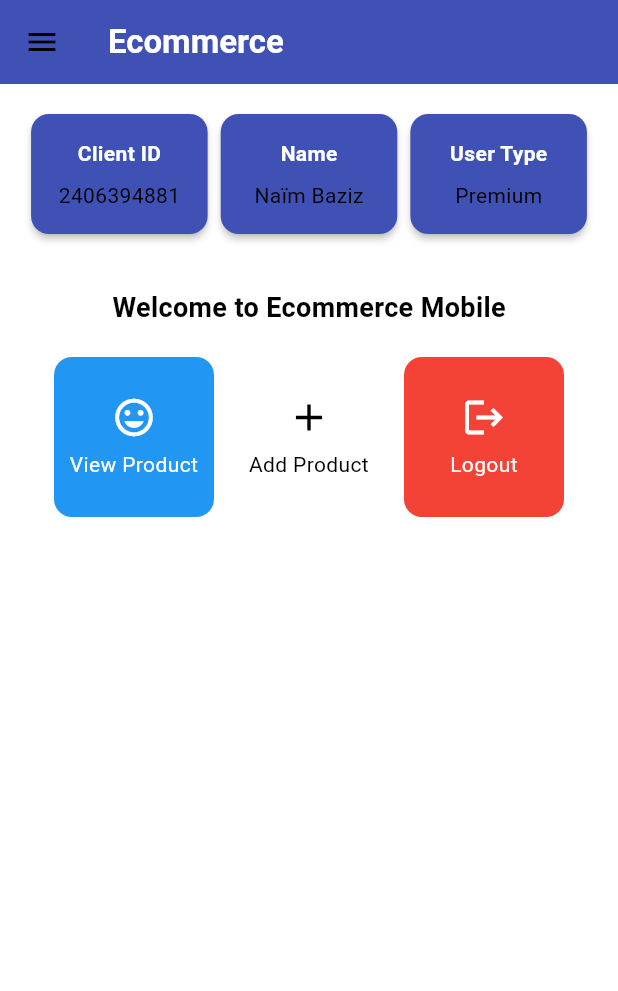
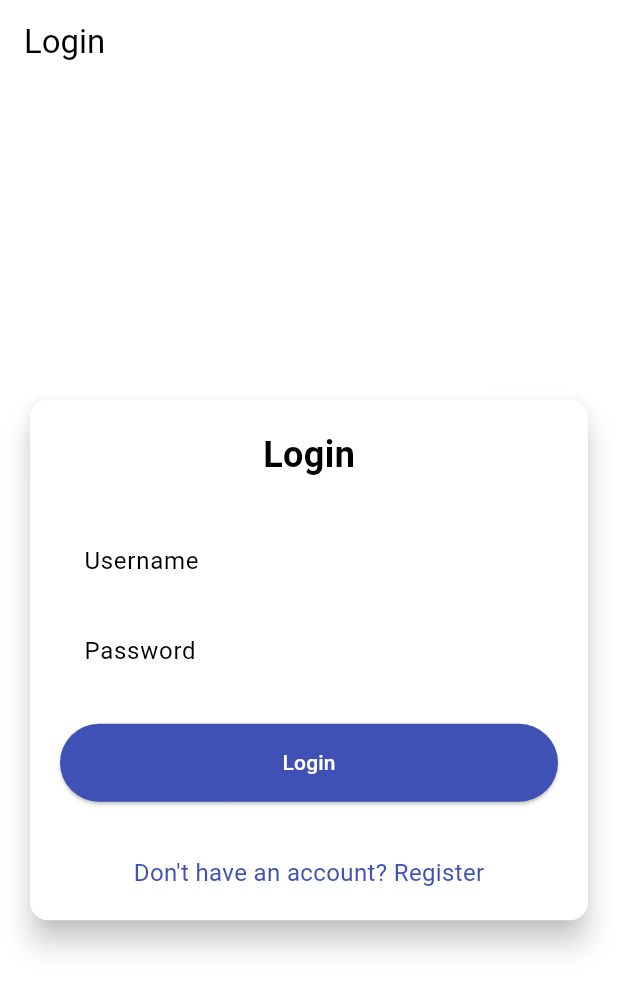
Before and after one commit to Mikazukii/assignment-mobile, a Flutter app: the screen it shows after launch, on a phone screen of 412 x 824 dp. Shown: the top 991 px of the screen. Run offline on Flutter 3.47's test engine with Material 3 defaults, Android fonts, the phone set to English and light mode, and no system bars; missing offline and left inert: pbp_django_auth.

```diff
--- a/ecommerce/lib/main.dart
+++ b/ecommerce/lib/main.dart
@@ -1,5 +1,7 @@
+import 'package:ecommerce/screen/login.dart';
 import 'package:flutter/material.dart';
-import 'package:ecommerce/screen/menu.dart';
+import 'package:pbp_django_auth/pbp_django_auth.dart';
+import 'package:provider/provider.dart';
 
 void main() {
   runApp(const MyApp());
@@ -11,7 +13,12 @@ class MyApp extends StatelessWidget {
   // This widget is the root of your application.
   @override
   Widget build(BuildContext context) {
-    return MaterialApp(
+    return Provider(
+      create: (_) {
+        CookieRequest request = CookieRequest();
+        return request;
+      },
+      child: MaterialApp(
         title: 'Flutter Demo',
         theme: ThemeData(
           // This is the theme of your application.
@@ -34,7 +41,8 @@ class MyApp extends StatelessWidget {
           ).copyWith(secondary: Colors.deepPurple[400]),
           useMaterial3: true,
         ),
-      home: MyHomePage(),
+        home: LoginPage(),
+      ),
     );
   }
 }
--- /dev/null
+++ b/ecommerce/lib/screen/login.dart
@@ -0,0 +1,180 @@
+import 'package:ecommerce/screen/menu.dart';
+import 'package:flutter/material.dart';
+import 'package:ecommerce/screen/register.dart';
+import 'package:pbp_django_auth/pbp_django_auth.dart';
+import 'package:provider/provider.dart';
+
+void main() {
+  runApp(const LoginApp());
+}
+
+class LoginApp extends StatelessWidget {
+  const LoginApp({super.key});
+
+  @override
+  Widget build(BuildContext context) {
+    return MaterialApp(
+      title: 'Login',
+      theme: ThemeData(
+        useMaterial3: true,
+        colorScheme: ColorScheme.fromSwatch(
+          primarySwatch: Colors.deepPurple,
+        ).copyWith(secondary: Colors.deepPurple[400]),
+      ),
+      home: const LoginPage(),
+    );
+  }
+}
+
+class LoginPage extends StatefulWidget {
+  const LoginPage({super.key});
+
+  @override
+  State<LoginPage> createState() => _LoginPageState();
+}
+
+class _LoginPageState extends State<LoginPage> {
+  final TextEditingController _usernameController = TextEditingController();
+  final TextEditingController _passwordController = TextEditingController();
+
+  @override
+  Widget build(BuildContext context) {
+    final request = context.watch<CookieRequest>();
+
+    return Scaffold(
+      appBar: AppBar(
+        title: const Text('Login'),
+      ),
+      body: Center(
+        child: SingleChildScrollView(
+          padding: const EdgeInsets.all(16.0),
+          child: Card(
+            elevation: 8,
+            shape: RoundedRectangleBorder(
+              borderRadius: BorderRadius.circular(12.0),
+            ),
+            child: Padding(
+              padding: const EdgeInsets.all(20.0),
+              child: Column(
+                mainAxisSize: MainAxisSize.min,
+                children: [
+                  const Text(
+                    'Login',
+                    style: TextStyle(
+                      fontSize: 24.0,
+                      fontWeight: FontWeight.bold,
+                    ),
+                  ),
+                  const SizedBox(height: 30.0),
+                  TextField(
+                    controller: _usernameController,
+                    decoration: const InputDecoration(
+                      labelText: 'Username',
+                      hintText: 'Enter your username',
+                      border: OutlineInputBorder(
+                        borderRadius: BorderRadius.all(Radius.circular(12.0)),
+                      ),
+                      contentPadding:
+                          EdgeInsets.symmetric(horizontal: 12.0, vertical: 8.0),
+                    ),
+                  ),
+                  const SizedBox(height: 12.0),
+                  TextField(
+                    controller: _passwordController,
+                    decoration: const InputDecoration(
+                      labelText: 'Password',
+                      hintText: 'Enter your password',
+                      border: OutlineInputBorder(
+                        borderRadius: BorderRadius.all(Radius.circular(12.0)),
+                      ),
+                      contentPadding:
+                          EdgeInsets.symmetric(horizontal: 12.0, vertical: 8.0),
+                    ),
+                    obscureText: true,
+                  ),
+                  const SizedBox(height: 24.0),
+                  ElevatedButton(
+                    onPressed: () async {
+                      String username = _usernameController.text;
+                      String password = _passwordController.text;
+
+                      // Check credentials
+                      // TODO: Change the URL and don't forget to add a trailing slash (/) at the end of the URL!
+                      // To connect the Android emulator to Django on localhost,
+                      // use the URL http://10.0.2.2/
+                      final response = await request
+                          .login("http://127.0.0.1:8000/auth/login/", {
+                        'username': username,
+                        'password': password,
+                      });
+
+                      if (request.loggedIn) {
+                        String message = response['message'];
+                        String uname = response['username'];
+                        if (context.mounted) {
+                          Navigator.pushReplacement(
+                            context,
+                            MaterialPageRoute(
+                                builder: (context) => MyHomePage()),
+                          );
+                          ScaffoldMessenger.of(context)
+                            ..hideCurrentSnackBar()
+                            ..showSnackBar(
+                              SnackBar(
+                                  content: Text("$message Welcome, $uname.")),
+                            );
+                        }
+                      } else {
+                        if (context.mounted) {
+                          showDialog(
+                            context: context,
+                            builder: (context) => AlertDialog(
+                              title: const Text('Login Failed'),
+                              content: Text(response['message']),
+                              actions: [
+                                TextButton(
+                                  child: const Text('OK'),
+                                  onPressed: () {
+                                    Navigator.pop(context);
+                                  },
+                                ),
+                              ],
+                            ),
+                          );
+                        }
+                      }
+                    },
+                    style: ElevatedButton.styleFrom(
+                      foregroundColor: Colors.white,
+                      minimumSize: Size(double.infinity, 50),
+                      backgroundColor: Theme.of(context).colorScheme.primary,
+                      padding: const EdgeInsets.symmetric(vertical: 16.0),
+                    ),
+                    child: const Text('Login'),
+                  ),
+                  const SizedBox(height: 36.0),
+                  GestureDetector(
+                    onTap: () {
+                      Navigator.push(
+                        context,
+                        MaterialPageRoute(
+                            builder: (context) => const RegisterPage()),
+                      );
+                    },
+                    child: Text(
+                      'Don\'t have an account? Register',
+                      style: TextStyle(
+                        color: Theme.of(context).colorScheme.primary,
+                        fontSize: 16.0,
+                      ),
+                    ),
+                  ),
+                ],
+              ),
+            ),
+          ),
+        ),
+      ),
+    );
+  }
+}
--- a/ecommerce/pubspec.yaml
+++ b/ecommerce/pubspec.yaml
@@ -35,6 +35,8 @@ dependencies:
   # The following adds the Cupertino Icons font to your application.
   # Use with the CupertinoIcons class for iOS style icons.
   cupertino_icons: ^1.0.8
+  provider: ^6.1.2
+  pbp_django_auth: ^0.4.0
 
 dev_dependencies:
   flutter_test:
```
Also changed, not shown: ecommerce/lib/models/product_entry.dart (added, +68 -0 lines), ecommerce/lib/screen/list_productentry.dart (added, +90 -0 lines), ecommerce/lib/screen/productentry_form.dart (+42 -32 lines), ecommerce/lib/screen/register.dart (added, +166 -0 lines), ecommerce/lib/widget/left_drawer.dart (+13 -0 lines), ecommerce/lib/widget/product_card.dart (+39 -11 lines), ecommerce/pubspec.lock, 2 other files. Lines whose indentation alone changed are shown as unchanged.
